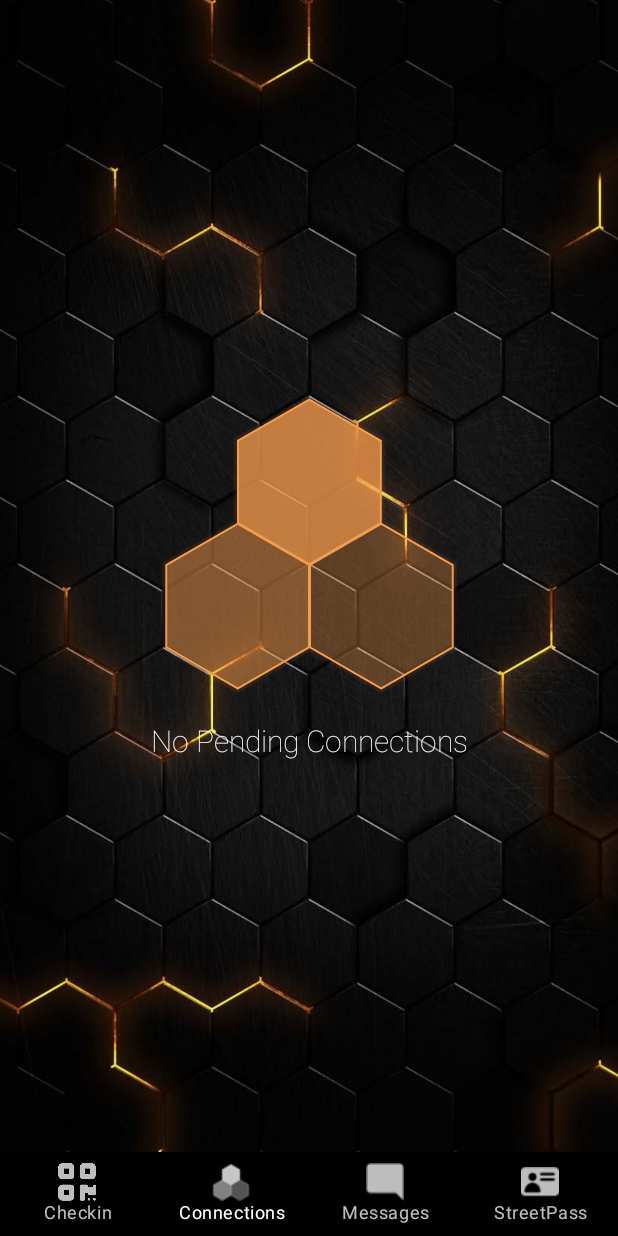
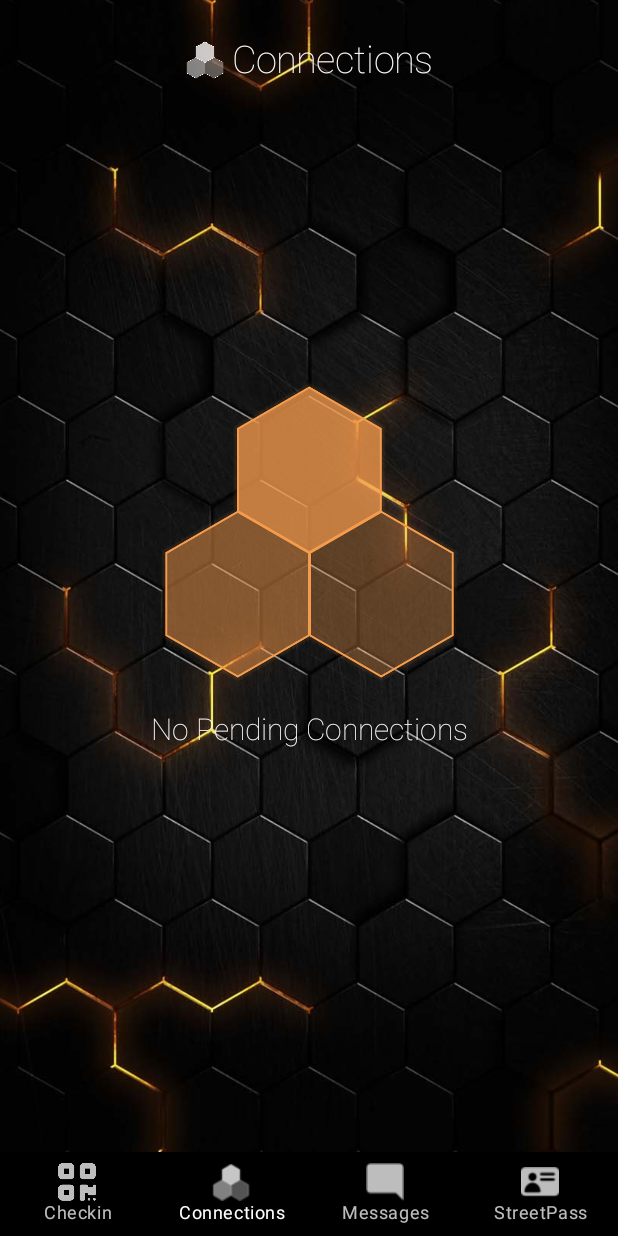
Before and after one commit to Cinquain/CityXcape_Android, an Android app built with Jetpack Compose: the screen it shows after launch (MainActivity), item 2 of the bottom bar chosen, on a phone screen of 412 x 824 dp. Run offline under Robolectric (Android 15) with nearby library versions, the phone set to English and light mode, and no system bars; our stand-ins replace accompanist.

Commit message:
re-architected for persistent view model

```diff
--- a/app/build.gradle.kts
+++ b/app/build.gradle.kts
@@ -131,6 +131,7 @@ dependencies {
     implementation("com.google.accompanist:accompanist-pager:0.34.0")
     implementation("com.google.accompanist:accompanist-pager-indicators:0.34.0")
     implementation(platform("androidx.compose:compose-bom:2025.02.00"))
+    implementation("com.google.accompanist:accompanist-systemuicontroller:0.36.0")
 
     //Google BarCode Scanning ML Kit
     implementation("com.google.mlkit:barcode-scanning:17.3.0")
--- a/app/src/main/AndroidManifest.xml
+++ b/app/src/main/AndroidManifest.xml
@@ -24,7 +24,7 @@
         tools:targetApi="31">
         <meta-data
             android:name="com.google.android.geo.API_KEY"
-            android:value="@string/google_maps_key" />
+            android:value="@string/google_maps_key"/>
 
         <activity
             android:name=".MainActivity"
--- a/app/src/main/java/com/cityxcape/cityxcape/HomeView.kt
+++ b/app/src/main/java/com/cityxcape/cityxcape/HomeView.kt
@@ -2,6 +2,9 @@ package com.cityxcape.cityxcape
 
 import androidx.compose.foundation.layout.Box
 import androidx.compose.foundation.layout.RowScope
+import androidx.compose.foundation.layout.calculateEndPadding
+import androidx.compose.foundation.layout.calculateStartPadding
+import androidx.compose.foundation.layout.consumeWindowInsets
 import androidx.compose.foundation.layout.navigationBarsPadding
 import androidx.compose.foundation.layout.padding
 import androidx.compose.foundation.layout.size
@@ -17,23 +20,43 @@ import androidx.navigation.NavDestination
 import androidx.compose.ui.Modifier
 import androidx.compose.ui.unit.dp
 import androidx.compose.ui.graphics.Color
+import androidx.compose.ui.unit.LayoutDirection
 import androidx.navigation.NavDestination.Companion.hierarchy
 import androidx.navigation.compose.currentBackStackEntryAsState
 import androidx.navigation.NavHostController
 import androidx.navigation.compose.rememberNavController
 import com.cityxcape.cityxcape.utilities.BottomNavGraph
 import com.cityxcape.cityxcape.utilities.TabScreen
+import com.google.accompanist.systemuicontroller.rememberSystemUiController
 
 
 @Composable
 fun HomeView() {
+
+    val systemUiController = rememberSystemUiController()
+
+    SideEffect {
+        systemUiController.setSystemBarsColor(
+            color = Color.Transparent,
+            darkIcons = false
+        )
+    }
 
     val navController = rememberNavController()
 
     Scaffold(
         bottomBar = { BottomBar(navController = navController)}
     ) { innerPadding ->
-        Box(Modifier.padding(innerPadding)) {
+        Box(Modifier
+            .padding(
+                start = innerPadding.calculateStartPadding(LayoutDirection.Ltr),
+                end = innerPadding.calculateEndPadding(LayoutDirection.Ltr),
+                bottom = innerPadding.calculateBottomPadding()
+            )
+            .consumeWindowInsets(innerPadding)
+        )
+
+        {
             BottomNavGraph(navController)
         }
     }
--- a/app/src/main/java/com/cityxcape/cityxcape/authentication/AuthViewModel.kt
+++ b/app/src/main/java/com/cityxcape/cityxcape/authentication/AuthViewModel.kt
@@ -48,6 +48,7 @@ class AuthViewModel: ViewModel() {
 
     //GPS STATE PROPERTIES
     var userLocation by mutableStateOf<LatLng?>(null)
+        private  set
 
     init {
        viewModelScope.launch {
@@ -60,6 +61,9 @@ class AuthViewModel: ViewModel() {
         _worlds.addAll(fetchedWorlds)
     }
 
+    fun updateLocation(location: LatLng) {
+        userLocation = location
+    }
 
     fun setUsernameGender(context: Context) {
         val data: Map<String, Any> = mapOf(
@@ -90,7 +94,7 @@ class AuthViewModel: ViewModel() {
         }
     }
 
-    suspend fun signInOrSignUp(context: Context) : String {
+    suspend fun signInOrSignUp(context: Context) : Boolean {
        return AuthService.signInWithEmail(email, password, context)
     }
 
--- a/app/src/main/java/com/cityxcape/cityxcape/authentication/SignUp.kt
+++ b/app/src/main/java/com/cityxcape/cityxcape/authentication/SignUp.kt
@@ -137,7 +137,7 @@ fun SignUp(navController: NavHostController, vm: AuthViewModel, pagerState: Page
                     onDismissRequest = { vm.signUpWithEmail = false },
                     dragHandle = null
                 ) {
-                    SignUpWithEmail(vm)
+                    SignUpWithEmail(navController, vm)
                 }
             }
 
--- a/app/src/main/java/com/cityxcape/cityxcape/checkin/Checkin.kt
+++ b/app/src/main/java/com/cityxcape/cityxcape/checkin/Checkin.kt
@@ -2,32 +2,26 @@ package com.cityxcape.cityxcape.checkin
 
 import android.app.Dialog
 import android.content.pm.PackageManager
-import android.util.Log
 import androidx.compose.foundation.Image
 import androidx.compose.foundation.layout.Arrangement
 import androidx.compose.foundation.layout.Column
 import androidx.compose.foundation.layout.Spacer
 import androidx.compose.foundation.layout.fillMaxSize
 import androidx.compose.foundation.layout.height
-import androidx.compose.ui.window.Dialog
-import androidx.compose.foundation.layout.navigationBarsPadding
 import androidx.compose.foundation.layout.size
 import androidx.compose.foundation.layout.width
-import androidx.compose.foundation.pager.HorizontalPager
 import androidx.compose.material.icons.Icons
-import androidx.compose.material.icons.filled.Notifications
 import androidx.compose.material.icons.filled.QrCode
 import androidx.compose.material3.Button
 import androidx.compose.runtime.*
-import android.content.Context
 import androidx.compose.material3.ButtonDefaults
 import androidx.compose.material3.Icon
+import com.cityxcape.cityxcape.R
 import androidx.compose.material3.Text
 import androidx.compose.runtime.Composable
 import androidx.compose.runtime.mutableStateOf
 import androidx.compose.runtime.remember
 import com.cityxcape.cityxcape.firebase.AuthService
-import androidx.compose.runtime.saveable.rememberSaveable
 import androidx.compose.ui.Alignment
 import androidx.compose.ui.Modifier
 import androidx.compose.ui.draw.paint
@@ -46,9 +40,10 @@ import com.cityxcape.cityxcape.components.AlertBox
 import com.cityxcape.cityxcape.utilities.CheckInScreen
 import com.cityxcape.cityxcape.utilities.QRCodeScanner
 import android.Manifest
-import android.widget.Toast
-import androidx.activity.compose.rememberLauncherForActivityResult
-import androidx.activity.result.contract.ActivityResultContracts
+import androidx.compose.foundation.layout.Box
+import androidx.compose.foundation.layout.Row
+import androidx.compose.foundation.layout.fillMaxWidth
+import androidx.compose.foundation.layout.padding
 
 @Composable
 fun Checkin(navController: NavHostController, vm: CheckinViewModel) {
@@ -63,19 +58,27 @@ fun Checkin(navController: NavHostController, vm: CheckinViewModel) {
         modifier = Modifier
             .fillMaxSize()
             .paint(
-                painter = painterResource(id = com.cityxcape.cityxcape.R.drawable.hexbackground),
+                painter = painterResource(id = R.drawable.hexbackground),
                 contentScale = ContentScale.Crop
             ),
         horizontalAlignment = Alignment.CenterHorizontally,
-        verticalArrangement = Arrangement.Center
+        verticalArrangement = Arrangement.Top
     ) {
        if (showScan) {
            QRCodeScanner { code ->
-               navController.navigate(CheckInScreen.Lounge.route)
+               showScan = false
+               vm.checkIn()
            }
+       } else if (vm.isCheckedIn) {
+           DigitalLounge(navController,vm)
        } else {
+
+
+           CheckinHeader()
+           Spacer(Modifier.height(200.dp))
+
            Image(
-               painter = painterResource(id = com.cityxcape.cityxcape.R.drawable.qrcode),
+               painter = painterResource(id = R.drawable.qrcode),
                contentDescription = "QR Code",
                contentScale = ContentScale.Fit,
                modifier = Modifier
@@ -88,21 +91,21 @@ fun Checkin(navController: NavHostController, vm: CheckinViewModel) {
                fontWeight = FontWeight.Light,
                fontSize = 20.sp
            )
+
            Spacer(modifier = Modifier.height(10.dp))
 
 
            Button(
                onClick = {
-//                  if (AuthService.uid == null) {
-//                      showAlert = !showAlert
-//                  } else {
-//                      if (hasPermission) {
-//                          showScan = !showScan
-//                      } else {
-//                          requestPermision = true
-//                      }
-//                  }
-                   showAlert = true
+                   if (AuthService.uid == null) {
+                       showAlert = !showAlert
+                   } else {
+                       if (hasPermission) {
+                           showScan = !showScan
+                       } else {
+                           requestPermision = true
+                       }
+                   }
                },
                colors = ButtonDefaults.buttonColors(containerColor = Color(0xFFF59b4d)),
                modifier = Modifier
@@ -137,9 +140,27 @@ fun Checkin(navController: NavHostController, vm: CheckinViewModel) {
                 onGranted = {}
             )
         }
+
+       }
+
+    }
+
+
+
+@Composable()
+fun CheckinHeader() {
+    Row(
+        modifier = Modifier.fillMaxWidth().padding(top = 28.dp),
+        verticalAlignment = Alignment.CenterVertically,
+        horizontalArrangement = Arrangement.Center
+    ) {
+        Image(
+            painter = painterResource(id = R.drawable.logo),
+            contentDescription = "Logo",
+            modifier = Modifier.height(30.dp)
+        )
     }
 }
-
 
 
 @Preview(showBackground = true)
--- a/app/src/main/java/com/cityxcape/cityxcape/checkin/CheckinNavGraph.kt
+++ b/app/src/main/java/com/cityxcape/cityxcape/checkin/CheckinNavGraph.kt
@@ -13,12 +13,11 @@ import com.cityxcape.cityxcape.utilities.CheckInScreen
 
 
 @Composable
-fun CheckinNavGraph() {
+fun CheckinNavGraph(vm: CheckinViewModel) {
 
     val navController = rememberNavController()
 
 
-    val vm: CheckinViewModel = viewModel()
 
     NavHost(
         navController = navController,
--- a/app/src/main/java/com/cityxcape/cityxcape/checkin/CheckinViewModel.kt
+++ b/app/src/main/java/com/cityxcape/cityxcape/checkin/CheckinViewModel.kt
@@ -15,20 +15,30 @@ class CheckinViewModel: ViewModel() {
     val users: List<User> = _users
 
     var showSP by mutableStateOf(false)
-    private set
+        private set
 
     var currentUser by mutableStateOf<User?>(null)
-    private set
+        private set
 
+    var isCheckedIn by mutableStateOf(false)
+        private set
 
-    init {
-        testMethod()
-    }
+init {
+    testMethod()
+}
 
     fun testMethod() {
         User.sampleList().forEach { user ->
             _users.add(user)
         }
+    }
+
+    fun checkIn() {
+        isCheckedIn = true
+    }
+
+    fun checkOut() {
+        isCheckedIn = false
     }
 
     fun showStreetPass() {
--- a/app/src/main/java/com/cityxcape/cityxcape/connections/Connections.kt
+++ b/app/src/main/java/com/cityxcape/cityxcape/connections/Connections.kt
@@ -3,9 +3,13 @@ package com.cityxcape.cityxcape.connections
 import androidx.compose.foundation.Image
 import androidx.compose.foundation.layout.Arrangement
 import androidx.compose.foundation.layout.Column
+import androidx.compose.foundation.layout.Row
+import androidx.compose.foundation.layout.Spacer
 import androidx.compose.foundation.layout.fillMaxSize
+import androidx.compose.foundation.layout.fillMaxWidth
 import androidx.compose.foundation.layout.height
 import androidx.compose.foundation.layout.padding
+import androidx.compose.foundation.layout.width
 import androidx.compose.material3.Text
 import androidx.compose.runtime.Composable
 import androidx.compose.ui.Alignment
@@ -16,8 +20,10 @@ import androidx.compose.ui.res.painterResource
 import androidx.compose.ui.unit.dp
 import androidx.compose.ui.unit.sp
 import androidx.compose.ui.graphics.Color
+import androidx.compose.ui.graphics.ColorFilter
 import androidx.compose.ui.text.font.FontWeight
 import androidx.compose.ui.tooling.preview.Preview
+import com.cityxcape.cityxcape.R
 
 @Composable
 fun Connections() {
@@ -29,8 +35,10 @@ fun Connections() {
                 contentScale = ContentScale.Crop
             ),
         horizontalAlignment = Alignment.CenterHorizontally,
-        verticalArrangement = Arrangement.Center
+        verticalArrangement = Arrangement.Top
     ) {
+        ConnectionsHeader()
+        Spacer(Modifier.height(200.dp))
         Image(
             painter = painterResource(id = com.cityxcape.cityxcape.R.drawable.honeycomb),
             contentDescription = "Honeycomb",
@@ -48,6 +56,29 @@ fun Connections() {
     }
 }
 
+@Composable()
+fun ConnectionsHeader() {
+    Row(
+        modifier = Modifier.fillMaxWidth().padding(top = 25.dp),
+        verticalAlignment = Alignment.CenterVertically,
+        horizontalArrangement = Arrangement.Center
+    ) {
+        Image(
+            painter = painterResource(id = R.drawable.honeycomb),
+            contentDescription = "Logo",
+            modifier = Modifier.height(25.dp),
+            colorFilter = ColorFilter.tint(Color.White)
+        )
+        Spacer(Modifier.width(5.dp))
+        Text(
+            text = "Connections",
+            color = Color.White,
+            fontSize = 25.sp,
+            fontWeight = FontWeight.Thin
+        )
+    }
+}
+
 @Preview(showBackground = true)
 @Composable
 fun ConnectionsPreview() {
--- a/app/src/main/java/com/cityxcape/cityxcape/firebase/AuthService.kt
+++ b/app/src/main/java/com/cityxcape/cityxcape/firebase/AuthService.kt
@@ -90,7 +90,7 @@ object AuthService {
             .joinToString("")
     }
 
-     suspend fun signInWithEmail(email: String, password: String, context: Context) : String {
+     suspend fun signInWithEmail(email: String, password: String, context: Context) : Boolean {
          return  try {
              val result = auth.fetchSignInMethodsForEmail(email).await()
              val methods = result.signInMethods
@@ -100,13 +100,14 @@ object AuthService {
                  val uid: String = user?.uid ?: throw IllegalStateException("User id is null")
                  DataService.createUser(uid,email)
                  PreferencesManager.saveUserId(context,uid)
-                 "Account Successfully Created"
+                 return true
              } else {
                  val authUser = auth.signInWithEmailAndPassword(email, password).await().user
                  val uid: String = authUser?.uid ?: throw IllegalStateException("User id null")
                  val user = DataService.getUser(uid)
                  PreferencesManager.setPreferencesFrom(user,context)
                  "Successfully Signed In"
+                 return false
              }
 
          } catch (e: FirebaseAuthException) {
--- a/app/src/main/java/com/cityxcape/cityxcape/firebase/DataService.kt
+++ b/app/src/main/java/com/cityxcape/cityxcape/firebase/DataService.kt
@@ -20,7 +20,6 @@ object DataService {
     }
 
     //MARK: USER FUNCTIONS
-
     suspend fun createUserOrLoginfromGoogle(userId: String, email: String, context: Context) : Boolean {
         val snapshot = db.collection("users").document(userId).get().await()
         val data = snapshot.data
@@ -41,7 +40,7 @@ object DataService {
             "id" to uid,
             "email" to email,
             "streetcred" to 1,
-            "timestamp" to Timestamp
+            "timestamp" to Timestamp.now()
         )
         db.collection("users").document(uid).set(data).await()
     }
--- a/app/src/main/java/com/cityxcape/cityxcape/utilities/BottomNavGraph.kt
+++ b/app/src/main/java/com/cityxcape/cityxcape/utilities/BottomNavGraph.kt
@@ -1,6 +1,8 @@
 package com.cityxcape.cityxcape.utilities
 
 import androidx.compose.runtime.Composable
+import androidx.lifecycle.viewmodel.compose.LocalViewModelStoreOwner
+import androidx.lifecycle.viewmodel.compose.viewModel
 import androidx.navigation.NavHostController
 import androidx.navigation.compose.NavHost
 import androidx.navigation.compose.composable
@@ -9,6 +11,7 @@ import com.cityxcape.cityxcape.authentication.SignUp
 import com.cityxcape.cityxcape.checkin.Checkin
 import com.cityxcape.cityxcape.connections.Connections
 import com.cityxcape.cityxcape.checkin.CheckinNavGraph
+import com.cityxcape.cityxcape.checkin.CheckinViewModel
 import com.cityxcape.cityxcape.messages.Messages
 import com.cityxcape.cityxcape.streetpass.StreetPass
 
@@ -16,12 +19,16 @@ import com.cityxcape.cityxcape.streetpass.StreetPass
 @Composable
 fun BottomNavGraph(navController: NavHostController) {
 
+    val owner = LocalViewModelStoreOwner.current
+
+    val checkinVM: CheckinViewModel = viewModel(owner!!)
+
     NavHost(
         navController = navController,
         startDestination = TabScreen.Checkin.route) { this
 
         composable(route = TabScreen.Checkin.route) {
-            CheckinNavGraph()
+            CheckinNavGraph(checkinVM)
         }
 
         composable(route = TabScreen.Connections.route) {
--- a/app/src/main/res/values/strings.xml
+++ b/app/src/main/res/values/strings.xml
@@ -1,4 +1,5 @@
 <resources>
     <string name="app_name">CityXcape</string>
     <string name="web_client_id">32981840497-63fm9lq9otcd7igqv1ib6othrb6ntinr.apps.googleusercontent.com</string>
+    <string name="google_maps_key">AIzaSyBZ8i07wILjsXXUZXaLMdi-IuiZ06ccPiI</string>
 </resources>
```
Also changed, not shown: app/src/main/java/com/cityxcape/cityxcape/authentication/FindCityView.kt (+12 -13 lines), app/src/main/java/com/cityxcape/cityxcape/authentication/SignUpWithEmail.kt (+17 -6 lines), app/src/main/java/com/cityxcape/cityxcape/checkin/DigitalLounge.kt (+33 -1 lines), app/src/main/java/com/cityxcape/cityxcape/messages/Messages.kt (+34 -1 lines), app/src/main/res/drawable/logo.png (added).
